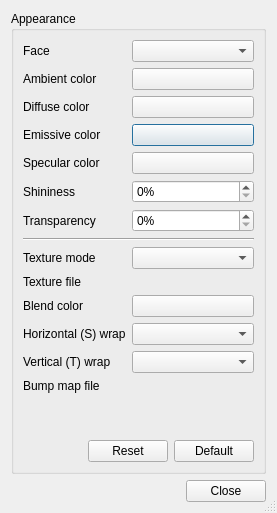
Qt form src/Gui/Dialogs/DlgAppearanceProperties.ui (davesrocketshop/FreeCAD) before a commit.
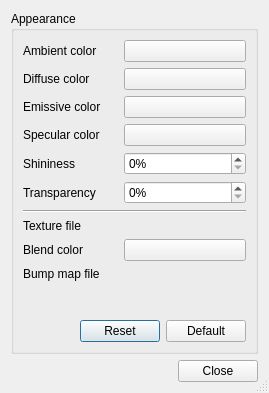
The same form after that commit. Custom widgets are drawn as their Qt base class.

Commit message: Texture development

```diff
--- a/src/Gui/Dialogs/DlgAppearanceProperties.ui
+++ b/src/Gui/Dialogs/DlgAppearanceProperties.ui
@@ -7,7 +7,7 @@
     <x>0</x>
     <y>0</y>
     <width>269</width>
-    <height>513</height>
+    <height>393</height>
    </rect>
   </property>
   <property name="windowTitle">
@@ -41,17 +41,7 @@
       <property name="spacing">
        <number>6</number>
       </property>
-      <item row="3" column="1">
-       <widget class="Gui::ColorButton" name="emissiveColor">
-        <property name="text">
-         <string/>
-        </property>
-        <property name="allowTransparency">
-         <bool>true</bool>
-        </property>
-       </widget>
-      </item>
-      <item row="17" column="0" colspan="2">
+      <item row="13" column="0" colspan="2">
        <layout class="QHBoxLayout" name="horizontalLayout">
         <item>
          <spacer name="horizontalSpacer">
@@ -88,85 +78,23 @@
         </item>
        </layout>
       </item>
-      <item row="6" column="1">
-       <widget class="QSpinBox" name="transparency">
-        <property name="minimumSize">
-         <size>
-          <width>122</width>
-          <height>0</height>
-         </size>
+      <item row="1" column="0">
+       <widget class="QLabel" name="textLabel1">
+        <property name="sizePolicy">
+         <sizepolicy hsizetype="Minimum" vsizetype="Preferred">
+          <horstretch>0</horstretch>
+          <verstretch>0</verstretch>
+         </sizepolicy>
         </property>
-        <property name="suffix">
-         <string>%</string>
+        <property name="toolTip">
+         <string>Defines the base color of a surface when illuminated by light. It represents how the object scatters light evenly in all directions, independent of the viewer’s angle. This property will influence the material color the most.</string>
         </property>
-        <property name="maximum">
-         <number>100</number>
+        <property name="text">
+         <string>Diffuse color</string>
         </property>
        </widget>
       </item>
       <item row="0" column="1">
-       <widget class="QComboBox" name="faceCombo"/>
-      </item>
-      <item row="2" column="1">
-       <widget class="Gui::ColorButton" name="diffuseColor">
-        <property name="text">
-         <string/>
-        </property>
-        <property name="allowTransparency">
-         <bool>true</bool>
-        </property>
-       </widget>
-      </item>
-      <item row="8" column="0">
-       <widget class="QLabel" name="label_6">
-        <property name="text">
-         <string>Texture mode</string>
-        </property>
-       </widget>
-      </item>
-      <item row="6" column="0">
-       <widget class="QLabel" name="label_2">
-        <property name="sizePolicy">
-         <sizepolicy hsizetype="Minimum" vsizetype="Preferred">
-          <horstretch>0</horstretch>
-          <verstretch>0</verstretch>
-         </sizepolicy>
-        </property>
-        <property name="toolTip">
-         <string>Defines how much light passes through an object, making it partially or fully see-through</string>
-        </property>
-        <property name="text">
-         <string>Transparency</string>
-        </property>
-       </widget>
-      </item>
-      <item row="0" column="0">
-       <widget class="QLabel" name="faceLabel">
-        <property name="sizePolicy">
-         <sizepolicy hsizetype="Minimum" vsizetype="Preferred">
-          <horstretch>0</horstretch>
-          <verstretch>0</verstretch>
-         </sizepolicy>
-        </property>
-        <property name="text">
-         <string>Face</string>
-        </property>
-       </widget>
-      </item>
-      <item row="13" column="0">
-       <widget class="QLabel" name="label_5">
-        <property name="sizePolicy">
-         <sizepolicy hsizetype="Minimum" vsizetype="Preferred">
-          <horstretch>0</horstretch>
-          <verstretch>0</verstretch>
-         </sizepolicy>
-        </property>
-        <property name="text">
-         <string>Bump map file</string>
-        </property>
-       </widget>
-      </item>
-      <item row="1" column="1">
        <widget class="Gui::ColorButton" name="ambientColor">
         <property name="text">
          <string/>
@@ -176,30 +104,26 @@
         </property>
        </widget>
       </item>
-      <item row="10" column="0">
-       <widget class="QLabel" name="label_7">
-        <property name="text">
-         <string>Blend color</string>
-        </property>
-       </widget>
-      </item>
-      <item row="4" column="1">
-       <widget class="Gui::ColorButton" name="specularColor">
-        <property name="text">
-         <string/>
-        </property>
-        <property name="allowTransparency">
-         <bool>true</bool>
-        </property>
-       </widget>
-      </item>
-      <item row="10" column="1">
-       <widget class="Gui::ColorButton" name="blendColor"/>
-      </item>
-      <item row="9" column="1">
+      <item row="7" column="1">
        <widget class="Gui::PrefFileChooser" name="textureFileChooser"/>
       </item>
-      <item row="1" column="0">
+      <item row="2" column="0">
+       <widget class="QLabel" name="label">
+        <property name="sizePolicy">
+         <sizepolicy hsizetype="Minimum" vsizetype="Preferred">
+          <horstretch>0</horstretch>
+          <verstretch>0</verstretch>
+         </sizepolicy>
+        </property>
+        <property name="toolTip">
+         <string>Defines the color of a surface that appears to emit as if it were a light source, independent of external lighting, making the object look self-illuminated. Set to black to have no emissive color.</string>
+        </property>
+        <property name="text">
+         <string>Emissive color</string>
+        </property>
+       </widget>
+      </item>
+      <item row="0" column="0">
        <widget class="QLabel" name="textLabel2">
         <property name="sizePolicy">
          <sizepolicy hsizetype="Minimum" vsizetype="Preferred">
@@ -215,14 +139,68 @@
         </property>
        </widget>
       </item>
-      <item row="7" column="0" colspan="2">
-       <widget class="Line" name="line">
+      <item row="10" column="0">
+       <spacer name="verticalSpacer">
         <property name="orientation">
-         <enum>Qt::Orientation::Horizontal</enum>
+         <enum>Qt::Orientation::Vertical</enum>
+        </property>
+        <property name="sizeHint" stdset="0">
+         <size>
+          <width>20</width>
+          <height>40</height>
+         </size>
+        </property>
+       </spacer>
+      </item>
+      <item row="3" column="0">
+       <widget class="QLabel" name="textLabel3">
+        <property name="sizePolicy">
+         <sizepolicy hsizetype="Minimum" vsizetype="Preferred">
+          <horstretch>0</horstretch>
+          <verstretch>0</verstretch>
+         </sizepolicy>
+        </property>
+        <property name="toolTip">
+         <string>Defines the color and intensity of the bright, mirror-like highlights that appear on shiny or reflective surfaces when light hits them directly. Set to bright colors for shiny objects.</string>
+        </property>
+        <property name="text">
+         <string>Specular color</string>
+        </property>
+       </widget>
+      </item>
+      <item row="5" column="0">
+       <widget class="QLabel" name="label_2">
+        <property name="sizePolicy">
+         <sizepolicy hsizetype="Minimum" vsizetype="Preferred">
+          <horstretch>0</horstretch>
+          <verstretch>0</verstretch>
+         </sizepolicy>
+        </property>
+        <property name="toolTip">
+         <string>Defines how much light passes through an object, making it partially or fully see-through</string>
+        </property>
+        <property name="text">
+         <string>Transparency</string>
         </property>
        </widget>
       </item>
       <item row="5" column="1">
+       <widget class="QSpinBox" name="transparency">
+        <property name="minimumSize">
+         <size>
+          <width>122</width>
+          <height>0</height>
+         </size>
+        </property>
+        <property name="suffix">
+         <string>%</string>
+        </property>
+        <property name="maximum">
+         <number>100</number>
+        </property>
+       </widget>
+      </item>
+      <item row="4" column="1">
        <widget class="QSpinBox" name="shininess">
         <property name="minimumSize">
          <size>
@@ -241,7 +219,60 @@
         </property>
        </widget>
       </item>
-      <item row="5" column="0">
+      <item row="8" column="0">
+       <widget class="QLabel" name="label_7">
+        <property name="text">
+         <string>Blend color</string>
+        </property>
+       </widget>
+      </item>
+      <item row="2" column="1">
+       <widget class="Gui::ColorButton" name="emissiveColor">
+        <property name="text">
+         <string/>
+        </property>
+        <property name="allowTransparency">
+         <bool>true</bool>
+        </property>
+       </widget>
+      </item>
+      <item row="1" column="1">
+       <widget class="Gui::ColorButton" name="diffuseColor">
+        <property name="text">
+         <string/>
+        </property>
+        <property name="allowTransparency">
+         <bool>true</bool>
+        </property>
+       </widget>
+      </item>
+      <item row="9" column="1">
+       <widget class="Gui::PrefFileChooser" name="bumpFileChooser"/>
+      </item>
+      <item row="9" column="0">
+       <widget class="QLabel" name="label_5">
+        <property name="sizePolicy">
+         <sizepolicy hsizetype="Minimum" vsizetype="Preferred">
+          <horstretch>0</horstretch>
+          <verstretch>0</verstretch>
+         </sizepolicy>
+        </property>
+        <property name="text">
+         <string>Bump map file</string>
+        </property>
+       </widget>
+      </item>
+      <item row="6" column="0" colspan="2">
+       <widget class="Line" name="line">
+        <property name="orientation">
+         <enum>Qt::Orientation::Horizontal</enum>
+        </property>
+       </widget>
+      </item>
+      <item row="8" column="1">
+       <widget class="Gui::ColorButton" name="blendColor"/>
+      </item>
+      <item row="4" column="0">
        <widget class="QLabel" name="textLabel4">
         <property name="sizePolicy">
          <sizepolicy hsizetype="Minimum" vsizetype="Preferred">
@@ -257,42 +288,7 @@
         </property>
        </widget>
       </item>
-      <item row="8" column="1">
-       <widget class="QComboBox" name="textureModeCombo"/>
-      </item>
-      <item row="4" column="0">
-       <widget class="QLabel" name="textLabel3">
-        <property name="sizePolicy">
-         <sizepolicy hsizetype="Minimum" vsizetype="Preferred">
-          <horstretch>0</horstretch>
-          <verstretch>0</verstretch>
-         </sizepolicy>
-        </property>
-        <property name="toolTip">
-         <string>Defines the color and intensity of the bright, mirror-like highlights that appear on shiny or reflective surfaces when light hits them directly. Set to bright colors for shiny objects.</string>
-        </property>
-        <property name="text">
-         <string>Specular color</string>
-        </property>
-       </widget>
-      </item>
-      <item row="2" column="0">
-       <widget class="QLabel" name="textLabel1">
-        <property name="sizePolicy">
-         <sizepolicy hsizetype="Minimum" vsizetype="Preferred">
-          <horstretch>0</horstretch>
-          <verstretch>0</verstretch>
-         </sizepolicy>
-        </property>
-        <property name="toolTip">
-         <string>Defines the base color of a surface when illuminated by light. It represents how the object scatters light evenly in all directions, independent of the viewer’s angle. This property will influence the material color the most.</string>
-        </property>
-        <property name="text">
-         <string>Diffuse color</string>
-        </property>
-       </widget>
-      </item>
-      <item row="9" column="0">
+      <item row="7" column="0">
        <widget class="QLabel" name="label_4">
         <property name="sizePolicy">
          <sizepolicy hsizetype="Minimum" vsizetype="Preferred">
@@ -305,58 +301,16 @@
         </property>
        </widget>
       </item>
-      <item row="3" column="0">
-       <widget class="QLabel" name="label">
-        <property name="sizePolicy">
-         <sizepolicy hsizetype="Minimum" vsizetype="Preferred">
-          <horstretch>0</horstretch>
-          <verstretch>0</verstretch>
-         </sizepolicy>
-        </property>
-        <property name="toolTip">
-         <string>Defines the color of a surface that appears to emit as if it were a light source, independent of external lighting, making the object look self-illuminated. Set to black to have no emissive color.</string>
-        </property>
+      <item row="3" column="1">
+       <widget class="Gui::ColorButton" name="specularColor">
         <property name="text">
-         <string>Emissive color</string>
+         <string/>
         </property>
-       </widget>
-      </item>
-      <item row="11" column="0">
-       <widget class="QLabel" name="label_3">
-        <property name="text">
-         <string>Horizontal (S) wrap</string>
+        <property name="allowTransparency">
+         <bool>true</bool>
         </property>
        </widget>
       </item>
-      <item row="13" column="1">
-       <widget class="Gui::PrefFileChooser" name="bumpFileChooser"/>
-      </item>
-      <item row="14" column="0">
-       <spacer name="verticalSpacer">
-        <property name="orientation">
-         <enum>Qt::Orientation::Vertical</enum>
-        </property>
-        <property name="sizeHint" stdset="0">
-         <size>
-          <width>20</width>
-          <height>40</height>
-         </size>
-        </property>
-       </spacer>
-      </item>
-      <item row="12" column="0">
-       <widget class="QLabel" name="label_8">
-        <property name="text">
-         <string>Vertical (T) wrap</string>
-        </property>
-       </widget>
-      </item>
-      <item row="11" column="1">
-       <widget class="QComboBox" name="sWrapCombo"/>
-      </item>
-      <item row="12" column="1">
-       <widget class="QComboBox" name="tWrapCombo"/>
-      </item>
      </layout>
     </widget>
    </item>
```
Left out of the diff: 4 changed lines with no effect on the pictures. The commit also changes 4 other files.
